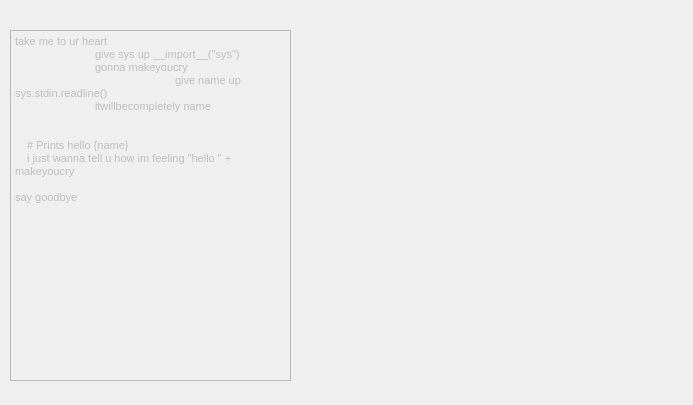
This is ui/themes.ui in RedEnder666/RickRoll_IDE as Qt 5 draws it before an edit. The edited form follows.
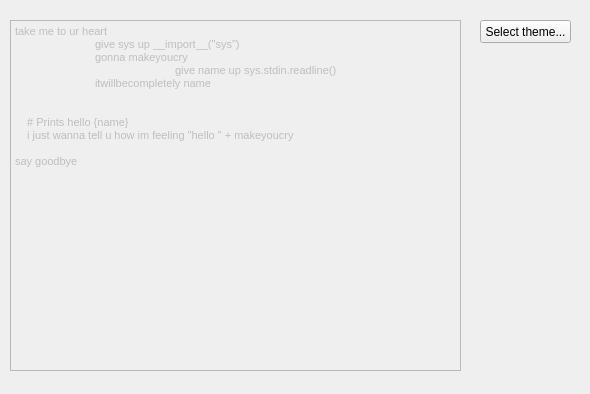
This is the edited form.

The edit to the form file:
```diff
--- a/ui/themes.ui
+++ b/ui/themes.ui
@@ -6,10 +6,22 @@
    <rect>
     <x>0</x>
     <y>0</y>
-    <width>693</width>
-    <height>405</height>
+    <width>590</width>
+    <height>394</height>
    </rect>
   </property>
+  <property name="minimumSize">
+   <size>
+    <width>590</width>
+    <height>394</height>
+   </size>
+  </property>
+  <property name="maximumSize">
+   <size>
+    <width>590</width>
+    <height>394</height>
+   </size>
+  </property>
   <property name="windowTitle">
    <string>Form</string>
   </property>
@@ -20,8 +32,8 @@
    <property name="geometry">
     <rect>
      <x>10</x>
-     <y>30</y>
-     <width>281</width>
+     <y>20</y>
+     <width>451</width>
      <height>351</height>
     </rect>
    </property>
@@ -48,6 +60,19 @@
 &lt;p style=&quot; margin-top:0px; margin-bottom:0px; margin-left:0px; margin-right:0px; -qt-block-indent:0; text-indent:0px; -qt-user-state:0;&quot;&gt;&lt;span style=&quot; font-size:8pt;&quot;&gt;say goodbye&lt;/span&gt;&lt;/p&gt;&lt;/body&gt;&lt;/html&gt;</string>
    </property>
   </widget>
+  <widget class="QPushButton" name="selectButton">
+   <property name="geometry">
+    <rect>
+     <x>480</x>
+     <y>20</y>
+     <width>91</width>
+     <height>23</height>
+    </rect>
+   </property>
+   <property name="text">
+    <string>Select theme...</string>
+   </property>
+  </widget>
  </widget>
  <resources/>
  <connections/>
```
Left out of the diff: 2 changed lines with no effect on the pictures.
